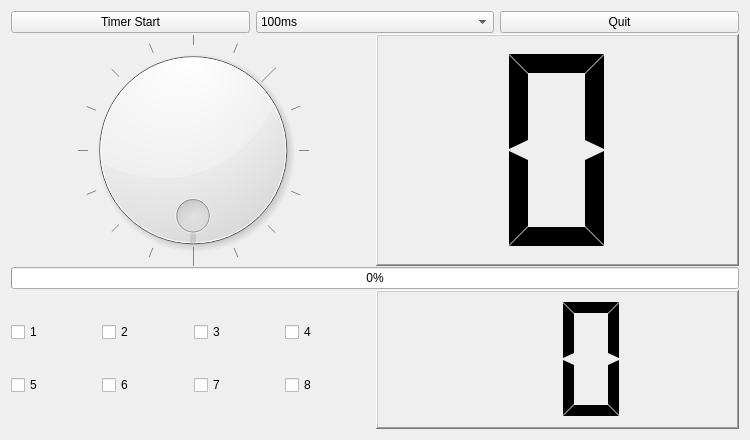
Old version of the form ledkey/ledkeywidget.ui in the repository Bchain91/QtGUI.
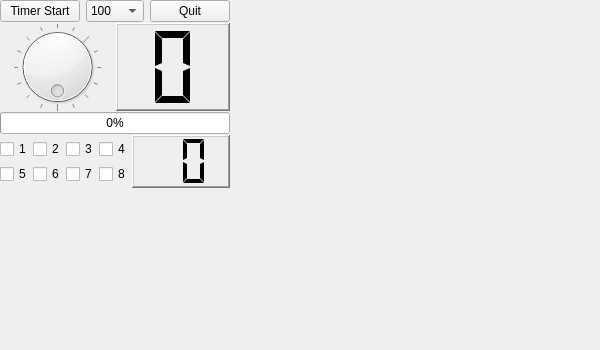
New version of the form.

```diff
--- a/ledkey/ledkeywidget.ui
+++ b/ledkey/ledkeywidget.ui
@@ -6,15 +6,14 @@
    <rect>
     <x>0</x>
     <y>0</y>
-    <width>750</width>
-    <height>440</height>
+    <width>600</width>
+    <height>350</height>
    </rect>
   </property>
   <property name="windowTitle">
    <string>LedkeyWidget</string>
   </property>
-  <layout class="QVBoxLayout" name="verticalLayout_3">
-   <item>
+  <widget class="QWidget" name="">
     <layout class="QVBoxLayout" name="verticalLayout_2" stretch="1,5,1,3">
      <property name="spacing">
       <number>1</number>
@@ -41,22 +40,22 @@
         <widget class="QComboBox" name="pCBtimerValue">
          <item>
           <property name="text">
-           <string>100ms</string>
+          <string>100</string>
           </property>
          </item>
          <item>
           <property name="text">
-           <string>500ms</string>
+          <string>500</string>
           </property>
          </item>
          <item>
           <property name="text">
-           <string>1000ms</string>
+          <string>1000</string>
           </property>
          </item>
          <item>
           <property name="text">
-           <string>2000ms</string>
+          <string>2000</string>
           </property>
          </item>
         </widget>
@@ -216,8 +215,7 @@
       </layout>
      </item>
     </layout>
-   </item>
-  </layout>
+  </widget>
  </widget>
  <resources/>
  <connections>
```
Lines whose indentation alone changed are shown as unchanged.
